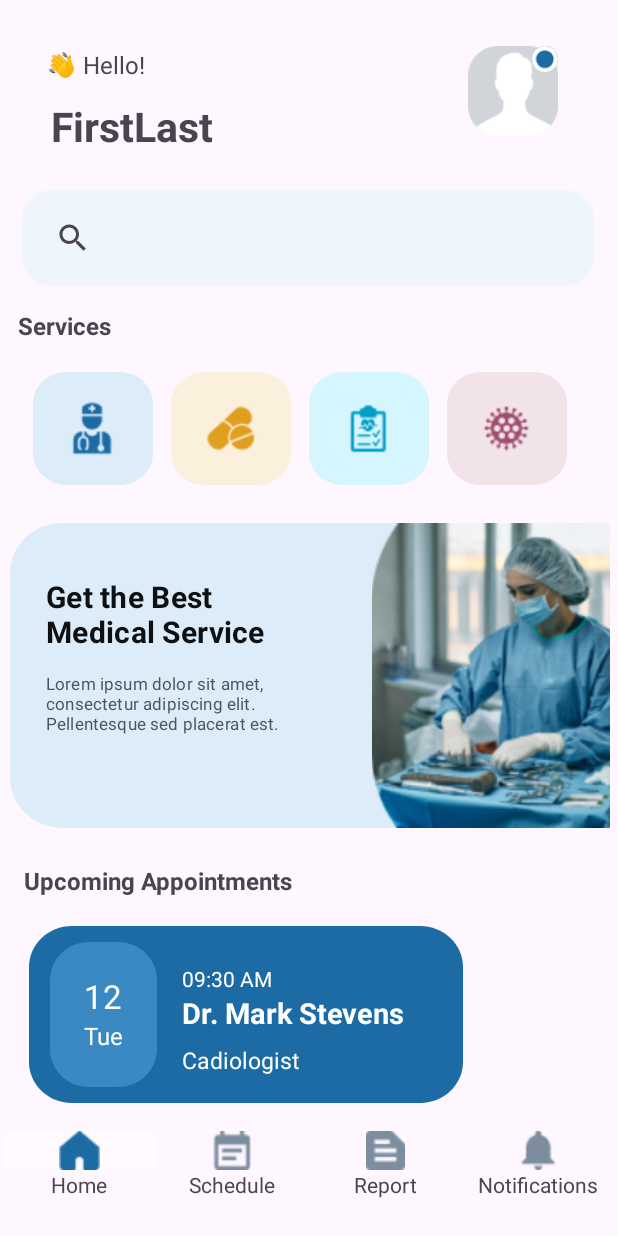
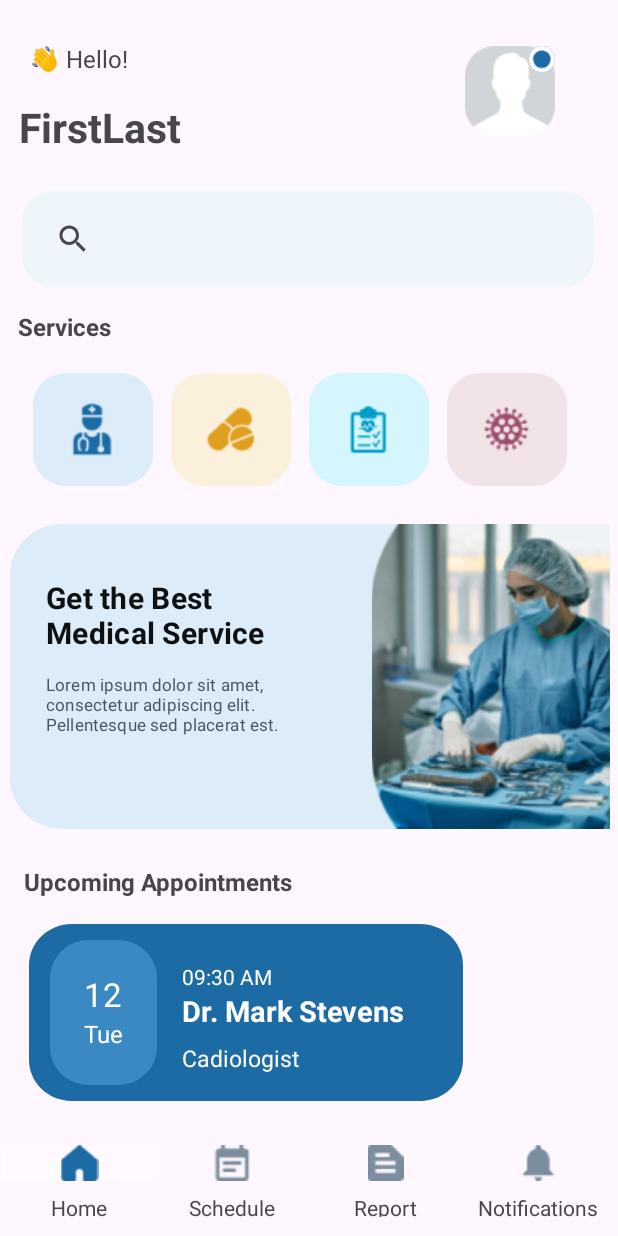
Before and after one commit to JashanpreetSinghp09/PHR_Project, an Android app: the layout activity_homepage.xml on its own in the app's theme, with its tools: preview values and no code run, on a phone screen of 412 x 824 dp. Run offline under Robolectric (Android 15) with nearby library versions, the phone set to English and light mode, and no system bars.

Commit message:
Homepage Activity modified

```diff
--- a/PHRApplication/app/src/main/java/com/example/phr_application/HomepageActivity.java
+++ b/PHRApplication/app/src/main/java/com/example/phr_application/HomepageActivity.java
@@ -3,20 +3,32 @@ package com.example.phr_application;
 import androidx.appcompat.app.AppCompatActivity;
 
 import android.content.Intent;
+import android.content.SharedPreferences;
 import android.os.Bundle;
 import android.view.View;
 import android.widget.ImageView;
+import android.widget.LinearLayout;
+import android.widget.TextView;
 
 public class HomepageActivity extends AppCompatActivity {
+
+    TextView fullName;
+    LinearLayout scheduleView;
+    SharedPreferences sharedPreferences;
 
     @Override
     protected void onCreate(Bundle savedInstanceState) {
         super.onCreate(savedInstanceState);
         setContentView(R.layout.activity_homepage);
 
-        ImageView scheduleImageView = findViewById(R.id.imageView_schedule);
+        fullName = findViewById(R.id.textView2);
+        scheduleView = findViewById(R.id.schedule);
 
-        scheduleImageView.setOnClickListener(new View.OnClickListener() {
+        sharedPreferences = getSharedPreferences("WalletPreferences", MODE_PRIVATE);
+
+        fullName.setText(sharedPreferences.getString("fullName", ""));
+
+        scheduleView.setOnClickListener(new View.OnClickListener() {
             @Override
             public void onClick(View view) {
                 startActivity(new Intent(HomepageActivity.this, ScheduleActivity.class));
--- a/PHRApplication/app/src/main/java/com/example/phr_application/RegisterActivity.java
+++ b/PHRApplication/app/src/main/java/com/example/phr_application/RegisterActivity.java
@@ -128,6 +128,7 @@ public class RegisterActivity extends AppCompatActivity implements View.OnClickL
                                     editor.putString("walletName", walletName);
                                     editor.putString("password", password);
                                     editor.putString("email", email);
+                                    editor.putString("fullName", fullName);
                                     editor.apply();
 
                                     // Handle successful wallet generation
--- a/PHRApplication/app/src/main/res/layout/activity_homepage.xml
+++ b/PHRApplication/app/src/main/res/layout/activity_homepage.xml
@@ -10,11 +10,11 @@
         android:id="@+id/textView"
         android:layout_width="99dp"
         android:layout_height="25.67dp"
-        android:layout_marginTop="32dp"
+        android:layout_marginTop="28dp"
         android:text="👋 Hello!"
         android:textSize="16sp"
         app:layout_constraintEnd_toEndOf="parent"
-        app:layout_constraintHorizontal_bias="0.1"
+        app:layout_constraintHorizontal_bias="0.065"
         app:layout_constraintStart_toStartOf="parent"
         app:layout_constraintTop_toTopOf="parent" />
 
@@ -23,17 +23,15 @@
         android:layout_width="154dp"
         android:layout_height="37dp"
         android:layout_marginStart="39dp"
-        android:layout_marginTop="7dp"
+        android:layout_marginTop="12dp"
         android:layout_marginEnd="314dp"
         android:text="FirstLast"
+        android:textSize="27sp"
         android:textStyle="bold"
-        android:textSize="27sp"
-        app:layout_constraintBottom_toTopOf="@+id/SearchHomepage"
         app:layout_constraintEnd_toEndOf="parent"
-        app:layout_constraintHorizontal_bias="0.061"
+        app:layout_constraintHorizontal_bias="0.284"
         app:layout_constraintStart_toStartOf="parent"
-        app:layout_constraintTop_toBottomOf="@+id/textView"
-        app:layout_constraintVertical_bias="0.13" />
+        app:layout_constraintTop_toBottomOf="@+id/textView" />
 
     <SearchView
         android:id="@+id/SearchHomepage"
@@ -195,17 +193,15 @@
         app:layout_constraintTop_toBottomOf="@+id/linearLayout2" />
 
     <HorizontalScrollView
+        android:id="@+id/horizontalScrollView2"
         android:layout_width="360dp"
         android:layout_height="150dp"
         android:layout_marginStart="16dp"
-        android:layout_marginTop="3dp"
         android:layout_marginEnd="92dp"
-        android:layout_marginBottom="4dp"
         android:paddingStart="16dp"
         android:paddingTop="16dp"
         android:paddingEnd="16dp"
         android:paddingBottom="16dp"
-        app:layout_constraintBottom_toTopOf="@+id/linearLayout3"
         app:layout_constraintEnd_toEndOf="parent"
         app:layout_constraintHorizontal_bias="0.228"
         app:layout_constraintStart_toStartOf="parent"
@@ -292,11 +288,12 @@
     <LinearLayout
         android:id="@+id/linearLayout3"
         android:layout_width="408dp"
-        android:layout_height="70dp"
+        android:layout_height="48dp"
         android:orientation="horizontal"
         app:layout_constraintBottom_toBottomOf="parent"
         app:layout_constraintEnd_toEndOf="parent"
-        app:layout_constraintStart_toStartOf="parent">
+        app:layout_constraintStart_toStartOf="parent"
+        app:layout_constraintTop_toBottomOf="@+id/horizontalScrollView2">
 
         <LinearLayout
             android:layout_width="match_parent"
@@ -307,7 +304,7 @@
             <ImageView
                 android:id="@+id/imageView11"
                 android:layout_width="match_parent"
-                android:layout_height="1dp"
+                android:layout_height="24dp"
                 android:layout_weight="1"
                 android:background="#5EFFFFFF"
                 app:srcCompat="@drawable/home"
@@ -316,13 +313,15 @@
             <TextView
                 android:id="@+id/textView5"
                 android:layout_width="match_parent"
-                android:layout_height="wrap_content"
+                android:layout_height="16dp"
+                android:layout_marginTop="8dp"
                 android:layout_weight="1"
                 android:text="Home"
                 android:textAlignment="center" />
         </LinearLayout>
 
         <LinearLayout
+            android:id="@+id/schedule"
             android:layout_width="match_parent"
             android:layout_height="match_parent"
             android:layout_weight="1"
@@ -331,7 +330,7 @@
             <ImageView
                 android:id="@+id/imageView_schedule"
                 android:layout_width="match_parent"
-                android:layout_height="1dp"
+                android:layout_height="24dp"
                 android:layout_weight="1"
                 app:srcCompat="@drawable/schedule"
                 tools:srcCompat="@drawable/schedule" />
@@ -339,7 +338,8 @@
             <TextView
                 android:id="@+id/textView6"
                 android:layout_width="match_parent"
-                android:layout_height="wrap_content"
+                android:layout_height="16dp"
+                android:layout_marginTop="8dp"
                 android:layout_weight="1"
                 android:text="Schedule"
                 android:textAlignment="center" />
@@ -354,7 +354,7 @@
             <ImageView
                 android:id="@+id/imageView13"
                 android:layout_width="match_parent"
-                android:layout_height="1dp"
+                android:layout_height="24dp"
                 android:layout_weight="1"
                 app:srcCompat="@drawable/report"
                 tools:srcCompat="@drawable/report" />
@@ -362,7 +362,8 @@
             <TextView
                 android:id="@+id/textView9"
                 android:layout_width="match_parent"
-                android:layout_height="wrap_content"
+                android:layout_height="16dp"
+                android:layout_marginTop="8dp"
                 android:layout_weight="1"
                 android:text="Report"
                 android:textAlignment="center" />
@@ -377,7 +378,7 @@
             <ImageView
                 android:id="@+id/imageView14"
                 android:layout_width="match_parent"
-                android:layout_height="1dp"
+                android:layout_height="24dp"
                 android:layout_weight="1"
                 app:srcCompat="@drawable/notifications"
                 tools:srcCompat="@drawable/notifications" />
@@ -385,7 +386,8 @@
             <TextView
                 android:id="@+id/textView10"
                 android:layout_width="match_parent"
-                android:layout_height="wrap_content"
+                android:layout_height="16dp"
+                android:layout_marginTop="8dp"
                 android:layout_weight="1"
                 android:text="Notifications"
                 android:textAlignment="center" />
```
